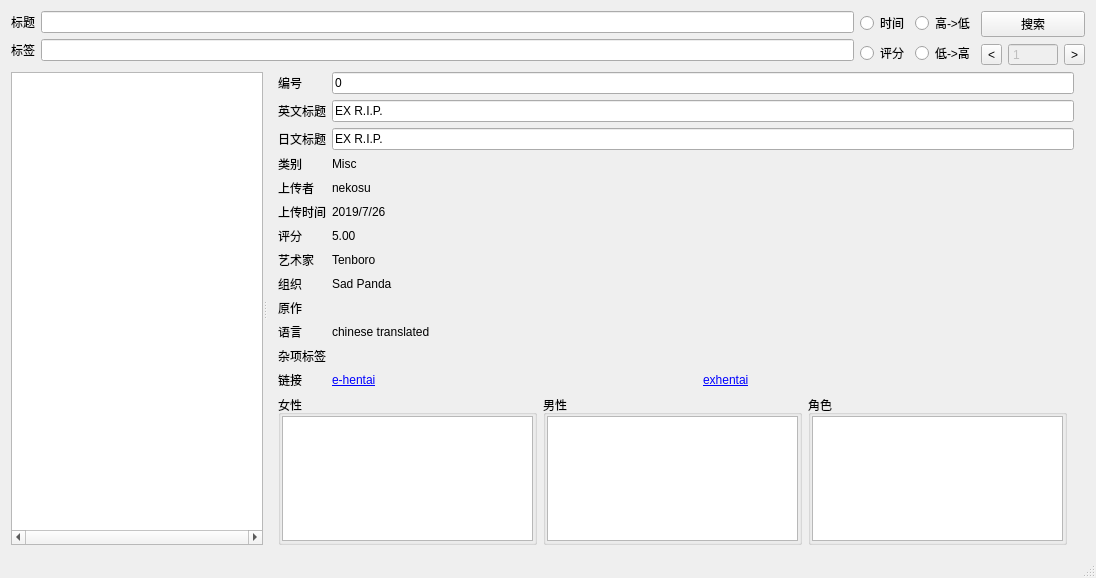
The window that mainwindow.ui (ex-rip/EHentaiSearch) describes before a commit, drawn with Qt 5.
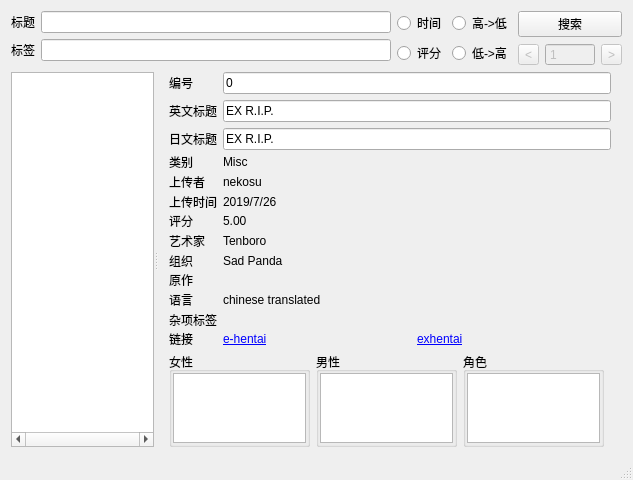
The same window after the commit. Icons and pictures are not drawn.

Diff of the .ui file:
```diff
--- a/mainwindow.ui
+++ b/mainwindow.ui
@@ -6,8 +6,8 @@
    <rect>
     <x>0</x>
     <y>0</y>
-    <width>1096</width>
-    <height>578</height>
+    <width>633</width>
+    <height>480</height>
    </rect>
   </property>
   <property name="minimumSize">
@@ -108,6 +108,9 @@
          <layout class="QHBoxLayout" name="horizontalLayout_4">
           <item>
            <widget class="QToolButton" name="prev">
+            <property name="enabled">
+             <bool>false</bool>
+            </property>
             <property name="text">
              <string>&lt;</string>
             </property>
@@ -143,6 +146,9 @@
           </item>
           <item>
            <widget class="QToolButton" name="next">
+            <property name="enabled">
+             <bool>false</bool>
+            </property>
             <property name="text">
              <string>&gt;</string>
             </property>
```
